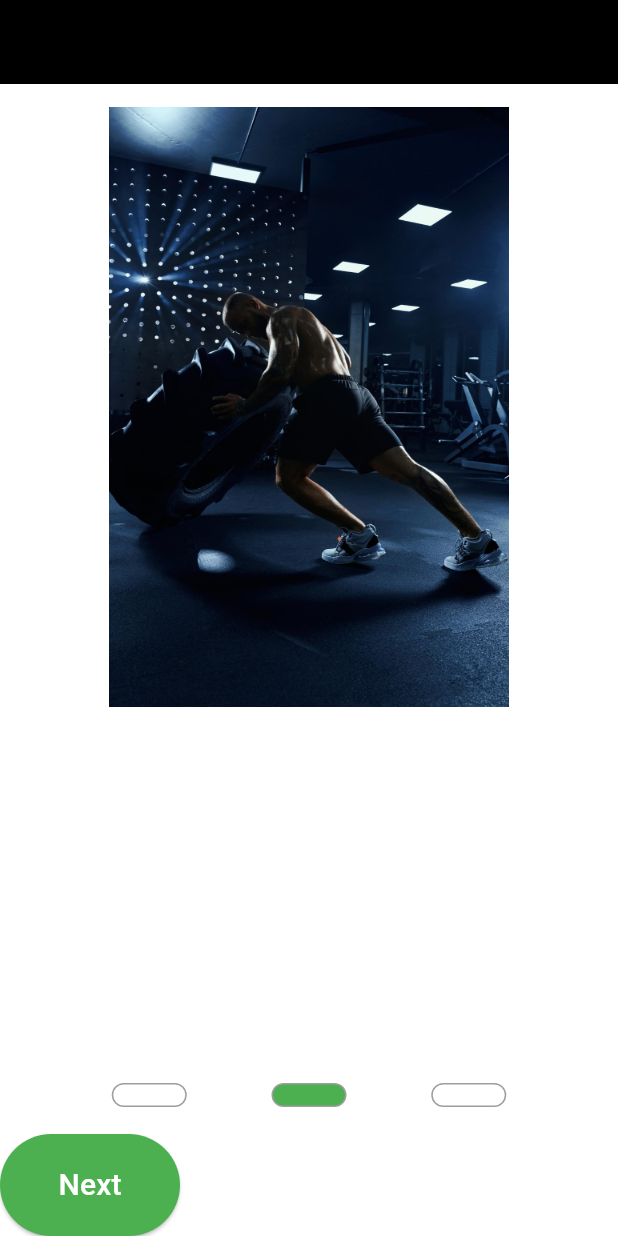
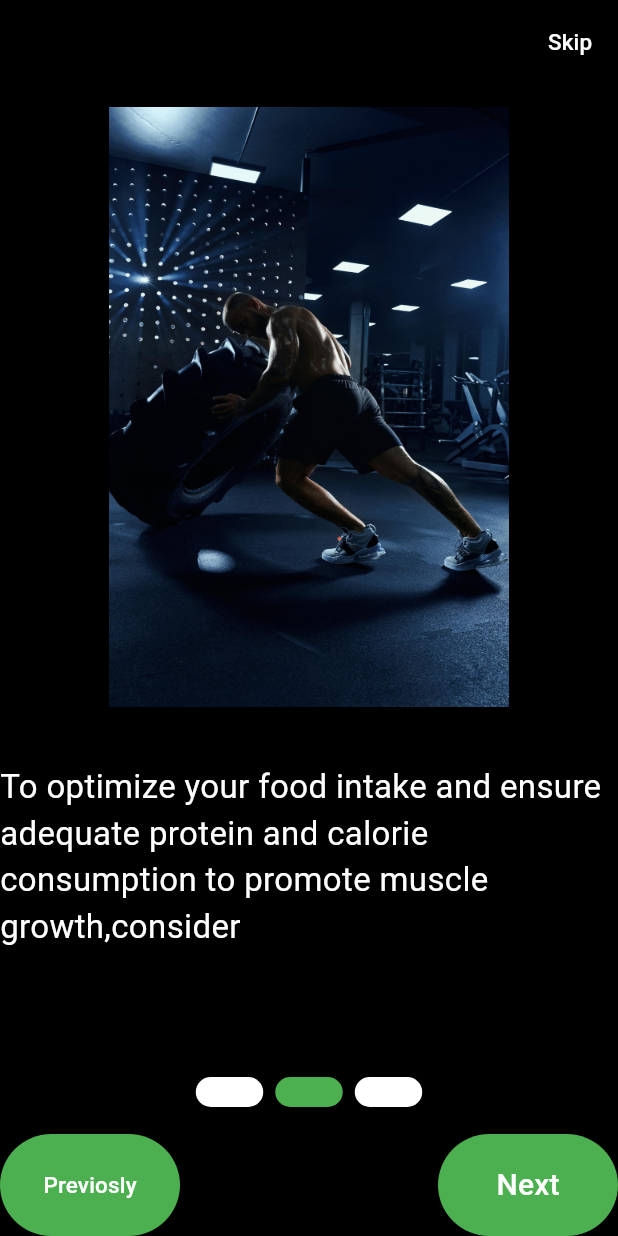
Before and after one commit to NamiqSalmanov0/Fitnes_App, a Flutter app: the screen it shows after launch, swiped to page 2, on a phone screen of 412 x 824 dp. Run offline on Flutter 3.47's test engine with Material 3 defaults, Android fonts, the phone set to English and light mode, and no system bars; drawn by our look-alikes of smooth_page_indicator; our stand-ins replace animate_do.

Commit message:
Previosly Page added

```diff
--- a/lib/app.dart
+++ b/lib/app.dart
@@ -1,25 +1,24 @@
 import 'package:flutter/material.dart';
 
-import 'pages/auth/register_page.dart';
 import 'pages/intro_page/intro_page.dart';
 
 class MyApp extends StatelessWidget {
-  const MyApp({super.key, required this.isShowIntro});
+  const MyApp({super.key});
 
-  final bool? isShowIntro;
+
   @override
   @override
   Widget build(BuildContext context) {
     return MaterialApp(
       title: 'Flutter Demo',
       theme: ThemeData(
-        scaffoldBackgroundColor: Colors.white,
+        scaffoldBackgroundColor: Colors.black,
         appBarTheme: const AppBarTheme(color: Colors.black),
         colorScheme: ColorScheme.fromSeed(seedColor: Colors.deepPurple),
         useMaterial3: true,
       ),
       debugShowCheckedModeBanner: false,
-      home: (isShowIntro ?? false) ? const RegisterPage() : const IntroPage(),
+      home: const IntroPage(),
     );
   }
 }
--- a/lib/pages/intro_page/intro_page.dart
+++ b/lib/pages/intro_page/intro_page.dart
@@ -1,12 +1,12 @@
-import '../auth/register_page.dart';
-import 'widgets/intro_startedbutton.dart';
-import '../../utils/extensions/context_extensions.dart';
 import 'package:flutter/material.dart';
+import 'package:smooth_page_indicator/smooth_page_indicator.dart';
 
 import '../../data/models/intro_model.dart';
 import 'widgets/inroduction_dots.dart';
 import 'widgets/intro_item.dart';
 import 'widgets/intro_next_button.dart';
+import 'widgets/intro_previosly.dart';
+import 'widgets/intro_startedbutton.dart';
 
 class IntroPage extends StatefulWidget {
   const IntroPage({super.key});
@@ -24,6 +24,11 @@ class _IntroPageState extends State<IntroPage> {
     return Scaffold(
         appBar: AppBar(
           title: const Text(''),
+          actions: [TextButton(onPressed: () {},
+           child: const Text('Skip',style: TextStyle(
+            color: Colors.white,
+            fontSize: 15
+           ),))],
         ),
         body: Column(
           children: [
@@ -46,31 +51,50 @@ class _IntroPageState extends State<IntroPage> {
             const SizedBox(height: 19),
             Padding(
               padding: const EdgeInsets.all(18.0),
-              child: InroductionDots(
-                selectedPage: selectedPage,
-              ),
+               child:SmoothPageIndicator(controller: _pageController, count: IntroModel.myModel.length,
+               effect: const WormEffect( dotColor: Colors.white,activeDotColor: Colors.green,dotHeight: 20,
+               dotWidth: 45) ,
+               )
+
+
+               //InroductionDots(
+              //   selectedPage: selectedPage,
+              // ),
             ),
-            selectedPage == IntroModel.myModel.length - 1
-                ? const IntroStartedbutton()
-                : Row(
-                    children: [
-                      IntroNextButton(
-                        pageController: _pageController,
-                        selectedPage: selectedPage,
-                      ),
-                      SizedBox(
-                        width: MediaQuery.sizeOf(context).width / 2,
-                        child: TextButton(
-                            onPressed: () {
-                              context.goReplace(const RegisterPage());
-                            },
-                            child: const Text(
-                              'Skip',
-                              style: TextStyle(color: Colors.white),
-                            )),
-                      )
-                    ],
-                  ),
+            if(selectedPage==0)...[
+              Visibility(
+                visible: false,
+                child: IntroPreviosly(
+                  pageController: _pageController, selectedPage: selectedPage)),
+                IntroNextButton(pageController: _pageController, selectedPage: selectedPage)
+            ],
+            if(selectedPage==1)...[
+               Row(
+                 children: [
+                   Visibility(
+                    visible: true,
+                    child: IntroPreviosly(
+                      pageController: _pageController, selectedPage: selectedPage)),
+                      const Spacer(),
+                      IntroNextButton(pageController: _pageController, selectedPage: selectedPage)
+                 ],
+               ),
+
+
+            ],
+            if(selectedPage==2)...[
+               Row(
+                 children: [
+                   const Visibility(
+                    visible: true,
+                    child:  IntroStartedbutton()),
+                    const Spacer(),
+                     IntroPreviosly(pageController: _pageController, selectedPage: selectedPage)
+                 ],
+               ),
+
+
+            ],
           ],
         ));
   }
--- /dev/null
+++ b/lib/pages/intro_page/widgets/intro_previosly.dart
@@ -0,0 +1,25 @@
+import 'package:flutter/material.dart';
+
+class IntroPreviosly extends StatelessWidget {
+  const IntroPreviosly(
+      {super.key, required this.pageController, required this.selectedPage});
+  final PageController pageController;
+  final int selectedPage;
+
+  @override
+  Widget build(BuildContext context) {
+    return ElevatedButton(
+      onPressed: () {
+        pageController.jumpToPage(selectedPage -1);
+      },
+      style: ElevatedButton.styleFrom(
+        fixedSize: const Size(120, 68),
+        backgroundColor: Colors.green,
+      ),
+      child: const Text(
+        'Previosly',
+        style: TextStyle(color: Colors.white, fontSize: 15),
+      ),
+    );
+  }
+}
--- /dev/null
+++ b/lib/utils/constants/padding_constants.dart
@@ -0,0 +1,6 @@
+import 'package:flutter/material.dart';
+
+class PaddingConstants {
+  PaddingConstants._();
+  static const a16 = EdgeInsets.all(16);
+}
--- /dev/null
+++ b/lib/utils/constants/radius_constats.dart
@@ -0,0 +1,6 @@
+import 'package:flutter/material.dart';
+
+class RadiusConstats {
+  RadiusConstats._();
+  static const b20 =  BorderRadius.all(Radius.circular(20));
+}
--- a/pubspec.yaml
+++ b/pubspec.yaml
@@ -37,6 +37,7 @@ dependencies:
   cupertino_icons: ^1.0.6
   animate_do: ^3.3.4
   shared_preferences: ^2.2.3
+  smooth_page_indicator: ^1.1.0
 
 dev_dependencies:
   flutter_test:
```
Also changed, not shown: lib/main.dart (+5 -7 lines), lib/pages/auth/register_page.dart (+50 -6 lines), lib/pages/intro_page/widgets/intro_startedbutton.dart (+1 -9 lines), pubspec.lock, 1 other file.
